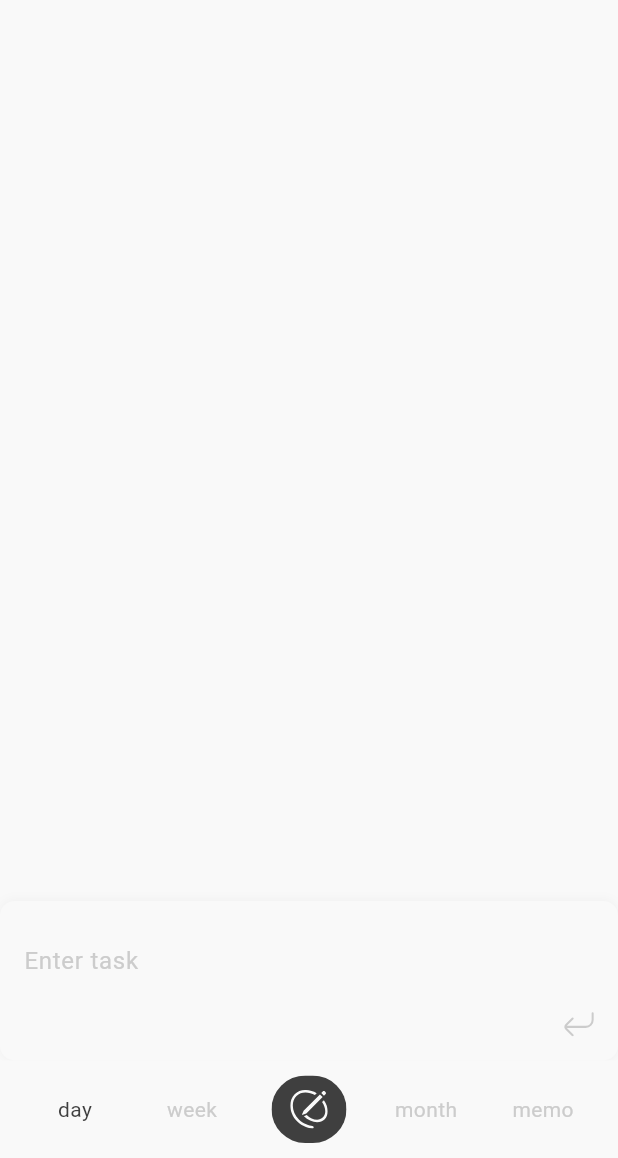
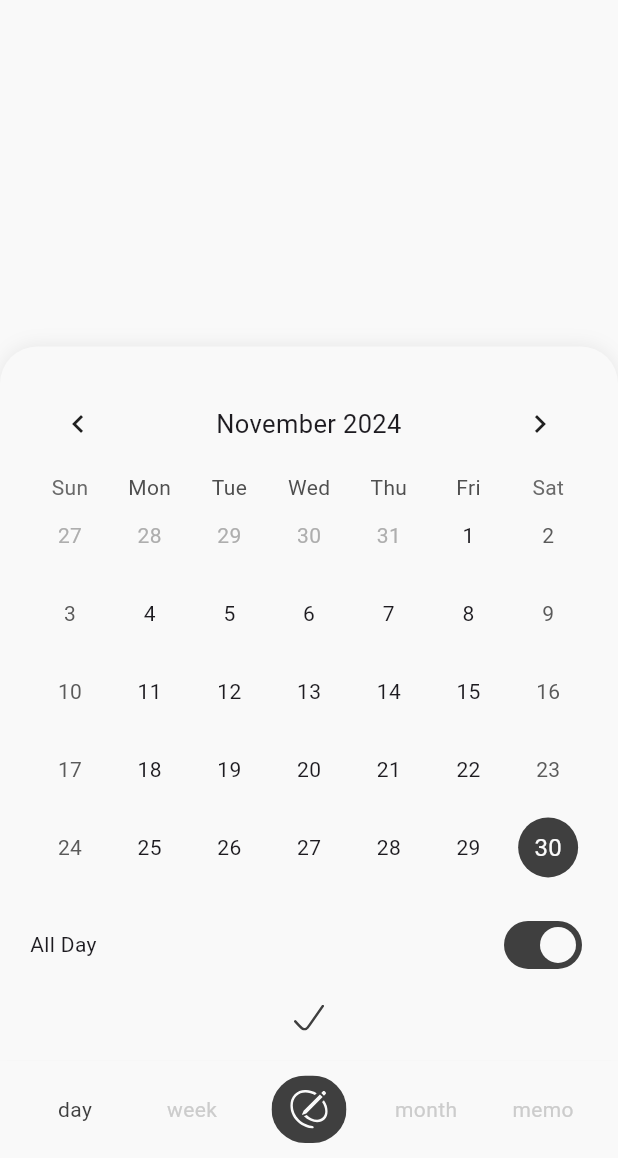
Before and after one commit to soconzan/ByBullet, a Flutter app: the MainLayout screen opened directly with empty values, on a phone screen of 412 x 824 dp, the part 78-1236 px from its top. Run offline on Flutter 3.47's test engine with Material 3 defaults, Android fonts, the phone set to English and light mode, and no system bars; drawn by our look-alikes of table_calendar; our stand-ins replace cloud_firestore, firebase_auth, firebase_core, flutter_svg, get; accounts and stored records are empty; generated files the repository leaves out were written again; network calls fail; Roboto replaces fonts that are missing (Pretendard).

Commit message:
save task

```diff
--- a/lib/app/features/main/widgets/daily_app_bar.dart
+++ b/lib/app/features/main/widgets/daily_app_bar.dart
@@ -81,7 +81,7 @@ class DailyAppBar extends StatelessWidget implements PreferredSizeWidget {
             // current view date
             Obx(
               () => Text(
-                '${DateFormat('yyyy년 MM월').format(dailyController.currentDate.value)}',
+                '${DateFormat('yyyy년 M월').format(dailyController.currentDate.value)}',
                 style: TextStyle(
                   fontSize: 14,
                   fontWeight: FontWeight.w600,
--- /dev/null
+++ b/lib/app/features/main/widgets/date_selector_dialog.dart
@@ -0,0 +1,167 @@
+import 'package:bybullet/constants/app_colors.dart';
+import 'package:flutter/material.dart';
+import 'package:flutter_svg/flutter_svg.dart';
+import 'package:get/get.dart';
+import 'package:table_calendar/table_calendar.dart';
+import '../controllers/task_input_controller.dart';
+
+class DateSelectorDialogWidget extends StatelessWidget {
+  final TaskInputController taskInputController =
+      Get.find<TaskInputController>();
+
+  @override
+  Widget build(BuildContext context) {
+    // return Dialog(
+    //   shape: RoundedRectangleBorder(borderRadius: BorderRadius.circular(12)),
+    //   child: Container(
+    //     padding: EdgeInsets.all(20),
+    //     child: Column(
+    //       mainAxisSize: MainAxisSize.min,
+    //       children: [
+    //         // Table Calendar
+    //         TableCalendar(
+    //           focusedDay: taskInputController.selectedDate.value,
+    //           firstDay: DateTime(2000),
+    //           lastDay: DateTime(2100),
+    //           selectedDayPredicate: (day) {
+    //             return isSameDay(day, taskInputController.selectedDate.value);
+    //           },
+    //           onDaySelected: (selectedDay, focusedDay) {
+    //             taskInputController.selectDate(selectedDay);
+    //           },
+    //           calendarStyle: CalendarStyle(
+    //             selectedDecoration: BoxDecoration(
+    //               color: AppColors.black,
+    //               shape: BoxShape.circle,
+    //             ),
+    //             todayDecoration: BoxDecoration(
+    //               color: AppColors.mediumGray,
+    //               shape: BoxShape.circle,
+    //             ),
+    //           ),
+    //           headerStyle: HeaderStyle(
+    //             formatButtonVisible: true,
+    //             titleCentered: true,
+    //           ),
+    //         ),
+    //         SizedBox(height: 15),
+    //
+    //         // Time Selector
+    //         Row(
+    //           mainAxisAlignment: MainAxisAlignment.spaceBetween,
+    //           children: [
+    //             Text("All Day"),
+    //             Obx(
+    //               () => Switch(
+    //                   value: taskInputController.isAllDay.value,
+    //                   onChanged: (value) {
+    //                     taskInputController.toggleAllDay(value);
+    //                   })),
+    //             SizedBox(height: 16,),
+    //             ElevatedButton(
+    //                 onPressed: () {
+    //                   Navigator.pop(context);
+    //                 },
+    //                 child: SvgPicture.asset(
+    //                   'lib/assets/icons/check_icon.svg',
+    //                   color: AppColors.black,
+    //                   width: 7,
+    //                 )
+    //             )
+    //           ],
+    //         )
+    //       ],
+    //     ),
+    //   ),
+    // );
+
+    return GestureDetector(
+        onTap: () => {taskInputController.isDialogVisible.value = false},
+        child: Container(
+          color: Colors.transparent,
+          child: Column(
+            mainAxisAlignment: MainAxisAlignment.end,
+            children: [
+              GestureDetector(
+                onTap: () {},
+                child: Container(
+                  padding: EdgeInsets.all(20.0),
+                  decoration: BoxDecoration(
+                    color: AppColors.white,
+                    borderRadius: BorderRadius.only(
+                        topLeft: Radius.circular(25.0),
+                        topRight: Radius.circular(25.0)),
+                    boxShadow: [
+                      BoxShadow(
+                        color: AppColors.black.withOpacity(0.1),
+                        blurRadius: 10,
+                      ),
+                    ],
+                  ),
+                  child: Column(
+                    mainAxisSize: MainAxisSize.min,
+                    children: [
+                      // Table Calendar
+                      Obx(() => TableCalendar(
+                            focusedDay: taskInputController.selectedDate.value,
+                            firstDay: DateTime(2000),
+                            lastDay: DateTime(2100),
+                            selectedDayPredicate: (day) {
+                              return isSameDay(
+                                  day, taskInputController.selectedDate.value);
+                            },
+                            onDaySelected: (selectedDay, focusedDay) {
+                              taskInputController.selectDate(selectedDay);
+                            },
+                            calendarStyle: CalendarStyle(
+                              selectedDecoration: BoxDecoration(
+                                color: AppColors.black,
+                                shape: BoxShape.circle,
+                              ),
+                              todayDecoration: BoxDecoration(
+                                color: AppColors.mediumGray,
+                                shape: BoxShape.circle,
+                              ),
+                            ),
+                            headerStyle: HeaderStyle(
+                              formatButtonVisible: false,
+                              titleCentered: true,
+                            ),
+                          )),
+                      SizedBox(height: 15),
+
+                      // Time Selector
+                      Row(
+                        mainAxisAlignment: MainAxisAlignment.spaceBetween,
+                        children: [
+                          Text("All Day"),
+                          Obx(
+                            () => Switch(
+                              value: taskInputController.isAllDay.value,
+                              onChanged: (value) {
+                                taskInputController.toggleAllDay(value);
+                              },
+                            ),
+                          ),
+                        ],
+                      ),
+                      SizedBox(height: 16),
+
+                      GestureDetector(
+                        onTap: () =>
+                            {taskInputController.isDialogVisible.value = false},
+                        child: SvgPicture.asset(
+                          'lib/assets/icons/check_icon.svg',
+                          color: AppColors.black,
+                          width: 20,
+                        ),
+                      ),
+                    ],
+                  ),
+                ),
+              ),
+            ],
+          ),
+        ));
+  }
+}
--- a/lib/app/features/main/widgets/nav_bar.dart
+++ b/lib/app/features/main/widgets/nav_bar.dart
@@ -1,3 +1,4 @@
+import 'package:bybullet/app/features/main/controllers/task_input_controller.dart';
 import 'package:bybullet/app/features/main/widgets/task_input.dart';
 import 'package:bybullet/constants/app_colors.dart';
 import 'package:flutter/material.dart';
@@ -7,37 +8,20 @@ import '../controllers/nav_bar_controller.dart';
 
 class NavBar extends StatelessWidget {
   final NavBarController navBarController = Get.find<NavBarController>();
+  final TaskInputController taskInputController = Get.find<TaskInputController>();
 
   @override
   Widget build(BuildContext context) {
-    // return Container(
-    //   padding: EdgeInsets.all(10.0),
-    //   decoration: BoxDecoration(
-    //     color: AppColors.white
-    //   ),
-    //   child: Row(
-    //     mainAxisAlignment: MainAxisAlignment.spaceAround,
-    //     children: [
-    //       _buildNavItem('day', 0),
-    //       _buildNavItem('week', 1),
-    //       _buildAddTaskButton(),
-    //       _buildNavItem('month', 2),
-    //       _buildNavItem('memo', 3),
-    //     ],
-    //   ),
-    // );
     return Column(
       mainAxisSize: MainAxisSize.min,
       children: [
-        Obx(() {
-          if (navBarController.isTaskInputVisible.value) {
-            // return TaskInputWidget(onClose: () {
-            //   navBarController.isTaskInputVisible.value = false;
-            // });
-          }
-          // return SizedBox.shrink();
-          return TaskInputWidget();
-        }),
+        //     Obx(() {
+        //       if (navBarController.isTaskInputVisible.value) {
+        //         return TaskInputWidget();
+        //       }
+        //       return SizedBox.shrink();
+        //       // return TaskInputWidget();
+        //     }),
         Container(
           padding: EdgeInsets.symmetric(horizontal: 25.0, vertical: 10.0),
           decoration: BoxDecoration(color: AppColors.white),
@@ -60,6 +44,7 @@ class NavBar extends StatelessWidget {
     return GestureDetector(
       onTap: () {
         navBarController.selectedIndex.value = index;
+        navBarController.isTaskInputVisible.value = false;
       },
       child: Obx(() => Container(
             width: 50.0,
@@ -81,7 +66,8 @@ class NavBar extends StatelessWidget {
     return GestureDetector(
       onTap: () {
         print("Add task Button clicked");
-        navBarController.isTaskInputVisible.value = true;
+        navBarController.isTaskInputVisible.value = !navBarController.isTaskInputVisible.value;
+        taskInputController.isDialogVisible.value = false;
       },
       child: ClipRRect(
         borderRadius: BorderRadius.circular(45),
--- a/lib/app/layouts/main_layout.dart
+++ b/lib/app/layouts/main_layout.dart
@@ -1,9 +1,17 @@
+import 'package:bybullet/app/features/main/controllers/nav_bar_controller.dart';
+import 'package:bybullet/app/features/main/controllers/task_input_controller.dart';
+import 'package:bybullet/app/features/main/widgets/date_selector_dialog.dart';
+import 'package:bybullet/app/features/main/widgets/task_input.dart';
 import 'package:flutter/material.dart';
 import '../../app/features/main/widgets/nav_bar.dart';
 import '../../app/features/main/widgets/daily_app_bar.dart';
+import 'package:get/get.dart';
 
 class MainLayout extends StatelessWidget {
   final Widget child;
+  final NavBarController navBarController = Get.find<NavBarController>();
+  final TaskInputController taskInputController =
+      Get.find<TaskInputController>();
 
   MainLayout({required this.child});
 
@@ -11,7 +19,16 @@ class MainLayout extends StatelessWidget {
   Widget build(BuildContext context) {
     return Scaffold(
       appBar: DailyAppBar(),
-      body: child,
+      body: Obx(
+        () => Stack(
+          children: [
+            child,
+            if (navBarController.isTaskInputVisible.value) TaskInputWidget(),
+            if (taskInputController.isDialogVisible.value)
+              DateSelectorDialogWidget(),
+          ],
+        ),
+      ),
       bottomNavigationBar: NavBar(),
     );
   }
--- a/lib/constants/app_theme.dart
+++ b/lib/constants/app_theme.dart
@@ -7,6 +7,8 @@ class AppTheme {
     scaffoldBackgroundColor: AppColors.white,
     canvasColor: AppColors.white,
     fontFamily: 'Pretendard',
+
+    // App Bar
     appBarTheme: AppBarTheme(
       backgroundColor: AppColors.white,
       iconTheme: IconThemeData(color: AppColors.black),
@@ -15,7 +17,25 @@ class AppTheme {
         fontWeight: FontWeight.bold,
       ),
     ),
+
+    // Toggle
+    switchTheme: SwitchThemeData(
+      thumbColor: MaterialStateProperty.resolveWith((states) {
+        if (states.contains(MaterialState.selected)) {
+          return AppColors.white; // 활성화된 상태의 thumb 색상
+        }
+        return AppColors.white; // 비활성화된 상태의 thumb 색상
+      }),
+      trackColor: MaterialStateProperty.resolveWith((states) {
+        if (states.contains(MaterialState.selected)) {
+          return AppColors.black; // 활성화된 상태의 track 색상
+        }
+        return AppColors.mediumGray; // 비활성화된 상태의 track 색상
+      }),
+      trackOutlineColor: MaterialStateProperty.all(Colors.transparent)
+    ),
   );
+
 
   static ThemeData darkTheme = ThemeData(
     primaryColor: AppColors.white,
--- a/pubspec.yaml
+++ b/pubspec.yaml
@@ -50,6 +50,8 @@ flutter:
   assets:
     - lib/assets/icons/write_icon.svg
     - lib/assets/icons/enter_icon.svg
+    - lib/assets/icons/check_icon.svg
+    - lib/assets/icons/calendar_icon.svg
     - lib/assets/icons/task_bullet.svg
     - lib/assets/icons/completed_bullet.svg
     - lib/assets/icons/priority_bullet.svg
```
Also changed, not shown: lib/app/features/main/controllers/task_input_controller.dart (+57 -6 lines), lib/app/features/main/widgets/task_input.dart (+122 -33 lines), lib/app/services/firestore_service.dart (added, +28 -0 lines), lib/assets/icons/calendar_icon.svg (added), lib/assets/icons/check_icon.svg (added).
